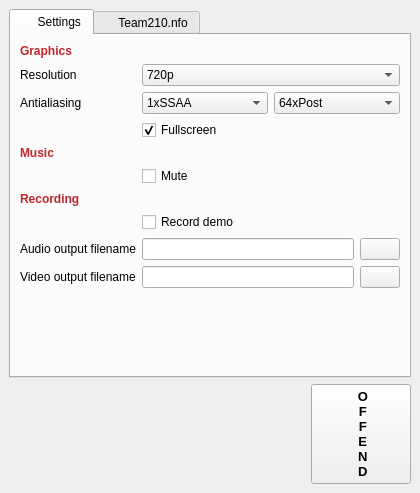
Old version of the form selector.ui in the repository LeStahL/neuron.
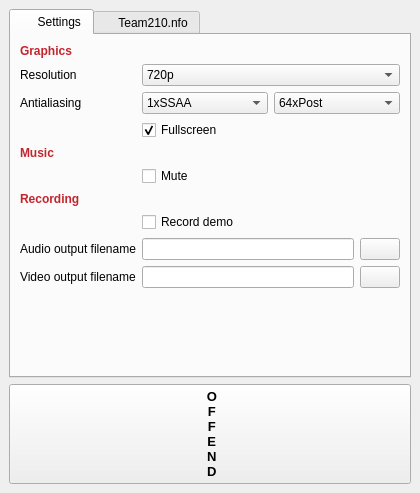
New version of the form. Icons and pictures are not drawn.

Commit message: fixed resources and added selector class

Patch:
```diff
--- a/selector.ui
+++ b/selector.ui
@@ -299,19 +299,6 @@
     </item>
     <item>
      <layout class="QHBoxLayout" name="horizontalLayout_2">
-      <item>
-       <spacer name="horizontalSpacer">
-        <property name="orientation">
-         <enum>Qt::Horizontal</enum>
-        </property>
-        <property name="sizeHint" stdset="0">
-         <size>
-          <width>40</width>
-          <height>20</height>
-         </size>
-        </property>
-       </spacer>
-      </item>
       <item>
        <widget class="QPushButton" name="pushButton">
         <property name="sizePolicy">
```
Left out of the diff: 10 changed lines with no effect on the pictures. The commit also changes 5 other files.
